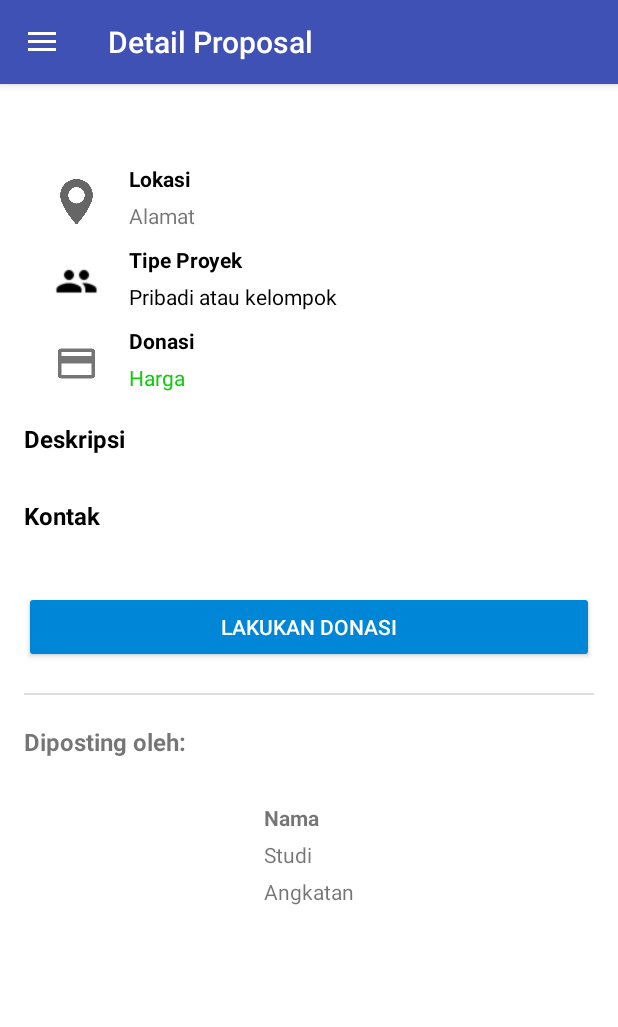
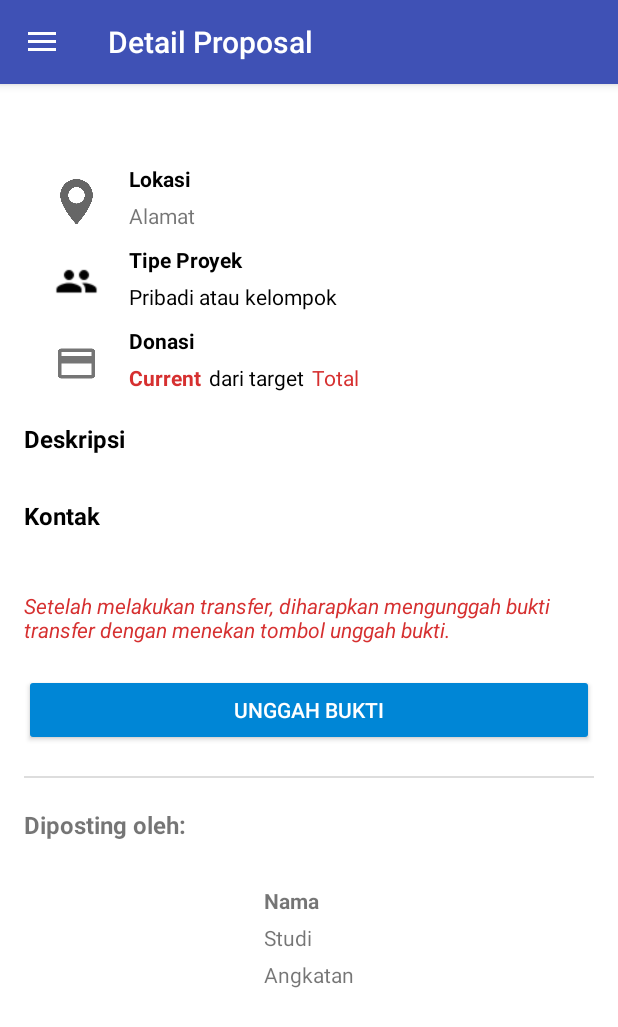
Before and after one commit to lathifrdp/ipb_connect, an Android app: the fragment CrowdDetailFragment placed in its activity, on a phone screen of 412 x 824 dp. Shown: the top 1027 px of the screen. Run offline under Robolectric (Android 15) with nearby library versions, the phone set to English and light mode, and no system bars; our stand-ins replace CircleImageView, Picasso; libraries missing offline, so code that uses them is left out: com.github.mikephil.charting, id.zelory.compressor, pl.aprilapps.easyphotopicker; pictures from the network do not load; 3 statements that could not run were skipped.

Commit message:
menambah tampilan total cost dan pesan unggah

```diff
--- a/app/src/main/res/layout/fragment_detail_crowd_alumni.xml
+++ b/app/src/main/res/layout/fragment_detail_crowd_alumni.xml
@@ -111,16 +111,41 @@
                     android:layout_marginLeft="20dp"
                     android:textStyle="bold" />
 
-                <TextView
-                    android:id="@+id/donasi_crowd_alumni"
+                <LinearLayout
                     android:layout_width="wrap_content"
                     android:layout_height="wrap_content"
-                    android:text="Harga"
-                    android:textColor="#10cc0d"
+                    android:orientation="horizontal"
                     android:layout_toRightOf="@id/icon_donasi"
                     android:layout_marginLeft="20dp"
                     android:layout_marginTop="5dp"
-                    android:layout_below="@id/donasi" />
+                    android:layout_below="@id/donasi">
+
+                    <TextView
+                        android:id="@+id/donasi_crowd_alumni"
+                        android:layout_width="wrap_content"
+                        android:layout_height="wrap_content"
+                        android:text="Current"
+                        android:textStyle="bold"
+                        android:textColor="@color/merah" />
+
+                    <TextView
+                        android:layout_width="wrap_content"
+                        android:layout_height="wrap_content"
+                        android:text="dari target"
+                        android:layout_marginLeft="5dp"
+                        android:textColor="@color/hitam" />
+
+                    <TextView
+                        android:id="@+id/donasi_total_crowd_alumni"
+                        android:layout_width="wrap_content"
+                        android:layout_height="wrap_content"
+                        android:layout_marginLeft="5dp"
+                        android:text="Total"
+                        android:textColor="@color/merah" />
+
+                </LinearLayout>
+
+
             </RelativeLayout>
 
             <TextView
@@ -155,13 +180,21 @@
                 android:paddingLeft="10dp"
                 tools:text="isinya"/>
 
+            <TextView
+                android:layout_width="match_parent"
+                android:layout_height="match_parent"
+                android:textStyle="italic"
+                android:layout_marginTop="20dp"
+                android:textColor="@color/merah"
+                android:text="Setelah melakukan transfer, diharapkan mengunggah bukti transfer dengan menekan tombol unggah bukti."/>
+
             <Button
                 style="@style/Widget.AppCompat.Button.Colored"
                 android:id="@+id/crowd_donasi"
                 android:layout_width="match_parent"
                 android:layout_height="wrap_content"
                 android:layout_marginTop="20dp"
-                android:text="Lakukan Donasi"/>
+                android:text="Unggah Bukti"/>
 
             <View
                 android:layout_width="match_parent"
```
